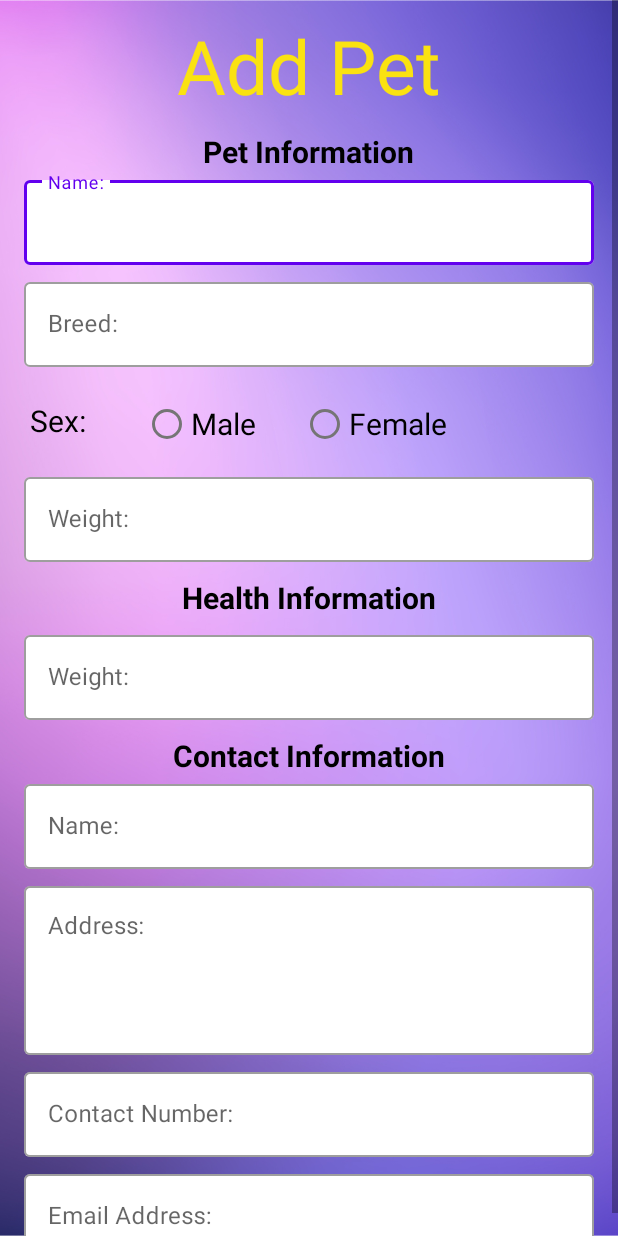
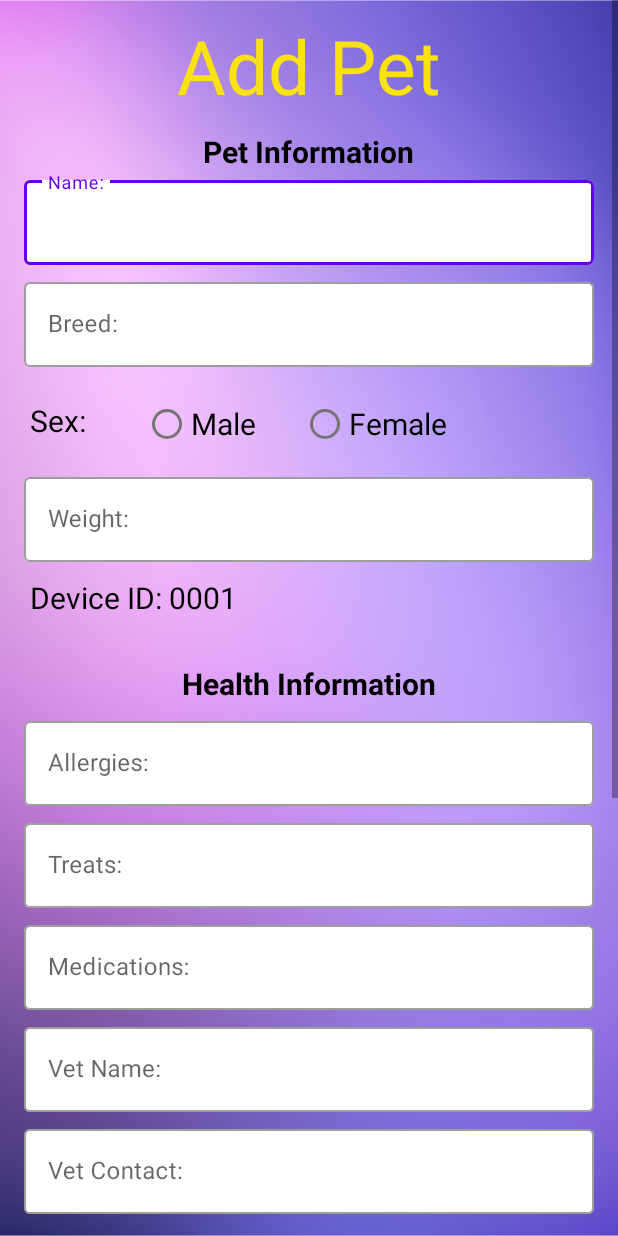
Before and after one commit to renzewithane/TFFI-Finder, an Android app: the AddPet screen opened directly, with no data from a screen before it, on a phone screen of 412 x 824 dp. Run offline under Robolectric (Android 15) with nearby library versions, the phone set to English and light mode, and no system bars; Roboto replaces fonts that are not available here.

Commit message:
Finished Add Pet Layout

```diff
--- /dev/null
+++ b/app/src/main/res/drawable/custom_button.xml
@@ -0,0 +1,6 @@
+<?xml version="1.0" encoding="utf-8"?>
+<shape xmlns:android="http://schemas.android.com/apk/res/android" android:shape="rectangle">
+    <solid android:color="@color/yellow"/>
+    <corners android:radius="50dp"/>
+
+</shape>
--- a/app/src/main/res/layout/activity_add_pet.xml
+++ b/app/src/main/res/layout/activity_add_pet.xml
@@ -117,10 +117,21 @@
         </com.google.android.material.textfield.TextInputLayout>
 
         <TextView
+            android:id="@+id/deviceID"
+            android:layout_width="wrap_content"
+            android:layout_height="wrap_content"
+            android:layout_marginTop="10dp"
+            android:layout_marginStart="20dp"
+            android:text="@string/deviceNum"
+            android:textColor="@color/black"
+            android:textSize="20sp"
+            android:layout_gravity="start"/>
+
+        <TextView
             android:id="@+id/health_Info"
             android:layout_width="wrap_content"
             android:layout_height="wrap_content"
-            android:layout_marginTop="10dp"
+            android:layout_marginTop="30dp"
             android:text="@string/health_informationLabel"
             android:textColor="@color/black"
             android:textSize="20sp"
@@ -139,16 +150,79 @@
             <com.google.android.material.textfield.TextInputEditText
                 android:layout_width="match_parent"
                 android:layout_height="wrap_content"
-                android:hint="@string/weight"
+                android:hint="@string/allergies"
+                android:inputType="text" />
+        </com.google.android.material.textfield.TextInputLayout>
+
+        <com.google.android.material.textfield.TextInputLayout
+            android:id="@+id/treats"
+            android:layout_width="match_parent"
+            android:layout_height="wrap_content"
+            android:layout_marginStart="16dp"
+            android:layout_marginEnd="16dp"
+            android:layout_marginTop="6dp"
+            style="@style/Widget.MaterialComponents.TextInputLayout.OutlinedBox"
+            app:boxBackgroundColor="@color/white">
+            <com.google.android.material.textfield.TextInputEditText
+                android:layout_width="match_parent"
+                android:layout_height="wrap_content"
+                android:hint="@string/treats"
+                android:inputType="text" />
+        </com.google.android.material.textfield.TextInputLayout>
+
+        <com.google.android.material.textfield.TextInputLayout
+            android:id="@+id/restriction"
+            android:layout_width="match_parent"
+            android:layout_height="wrap_content"
+            android:layout_marginStart="16dp"
+            android:layout_marginEnd="16dp"
+            android:layout_marginTop="6dp"
+            style="@style/Widget.MaterialComponents.TextInputLayout.OutlinedBox"
+            app:boxBackgroundColor="@color/white">
+            <com.google.android.material.textfield.TextInputEditText
+                android:layout_width="match_parent"
+                android:layout_height="wrap_content"
+                android:hint="@string/medications"
+                android:inputType="text" />
+        </com.google.android.material.textfield.TextInputLayout>
+
+        <com.google.android.material.textfield.TextInputLayout
+            android:id="@+id/vetName"
+            android:layout_width="match_parent"
+            android:layout_height="wrap_content"
+            android:layout_marginStart="16dp"
+            android:layout_marginEnd="16dp"
+            android:layout_marginTop="6dp"
+            style="@style/Widget.MaterialComponents.TextInputLayout.OutlinedBox"
+            app:boxBackgroundColor="@color/white">
+            <com.google.android.material.textfield.TextInputEditText
+                android:layout_width="match_parent"
+                android:layout_height="wrap_content"
+                android:hint="@string/vet_name"
+                android:inputType="text" />
+        </com.google.android.material.textfield.TextInputLayout>
+
+        <com.google.android.material.textfield.TextInputLayout
+            android:id="@+id/vet_contact"
+            android:layout_width="match_parent"
+            android:layout_height="wrap_content"
+            android:layout_marginStart="16dp"
+            android:layout_marginEnd="16dp"
+            android:layout_marginTop="6dp"
+            style="@style/Widget.MaterialComponents.TextInputLayout.OutlinedBox"
+            app:boxBackgroundColor="@color/white">
+            <com.google.android.material.textfield.TextInputEditText
+                android:layout_width="match_parent"
+                android:layout_height="wrap_content"
+                android:hint="@string/vet_contact"
                 android:inputType="phone" />
         </com.google.android.material.textfield.TextInputLayout>
-
 
         <TextView
             android:id="@+id/contact_Info"
             android:layout_width="wrap_content"
             android:layout_height="wrap_content"
-            android:layout_marginTop="10dp"
+            android:layout_marginTop="30dp"
             android:text="@string/contact_informationLabel"
             android:textColor="@color/black"
             android:textSize="20sp"
@@ -225,6 +299,28 @@
                 android:inputType="textEmailAddress" />
         </com.google.android.material.textfield.TextInputLayout>
 
+        <Button
+            android:id="@+id/cancel"
+            android:layout_width="wrap_content"
+            android:layout_height="wrap_content"
+            android:layout_marginStart="30dp"
+            android:layout_marginTop="40dp"
+            android:layout_gravity="start"
+            android:text="@string/cancelBtn"
+            android:textSize="20sp"
+            android:background="@drawable/custom_button" />
+
+        <Button
+            android:id="@+id/submit"
+            android:layout_width="wrap_content"
+            android:layout_height="wrap_content"
+            android:layout_marginEnd="30dp"
+            android:layout_marginTop="-50dp"
+            android:layout_gravity="end"
+            android:text="@string/submitBtn"
+            android:textSize="20sp"
+            android:background="@drawable/custom_button" />
+
     </LinearLayout>
 
 </ScrollView>
--- a/app/src/main/res/layout/activity_pet_info.xml
+++ b/app/src/main/res/layout/activity_pet_info.xml
@@ -16,7 +16,9 @@
         app:layout_constraintEnd_toEndOf="parent"
         app:layout_constraintStart_toStartOf="parent"
         app:layout_constraintTop_toTopOf="parent"
-        app:navigationIcon="@drawable/ic_arrow_back" />
+        app:navigationIcon="@drawable/ic_arrow_back"
+        app:title="Pet Information"
+        app:titleTextColor="@color/white"/>
 
     <ScrollView
         android:layout_width="wrap_content"
--- a/app/src/main/res/values/strings.xml
+++ b/app/src/main/res/values/strings.xml
@@ -61,5 +61,9 @@
     <string name="male">Male</string>
     <string name="female">Female</string>
     <string name="health_informationLabel">Health Information</string>
+    <string name="vet_contact">Vet Contact:</string>
+    <string name="cancelBtn">CANCEL</string>
+    <string name="submitBtn">SUBMIT</string>
+    <string name="deviceNum">Device ID: 0001</string>
 
 </resources>
```
